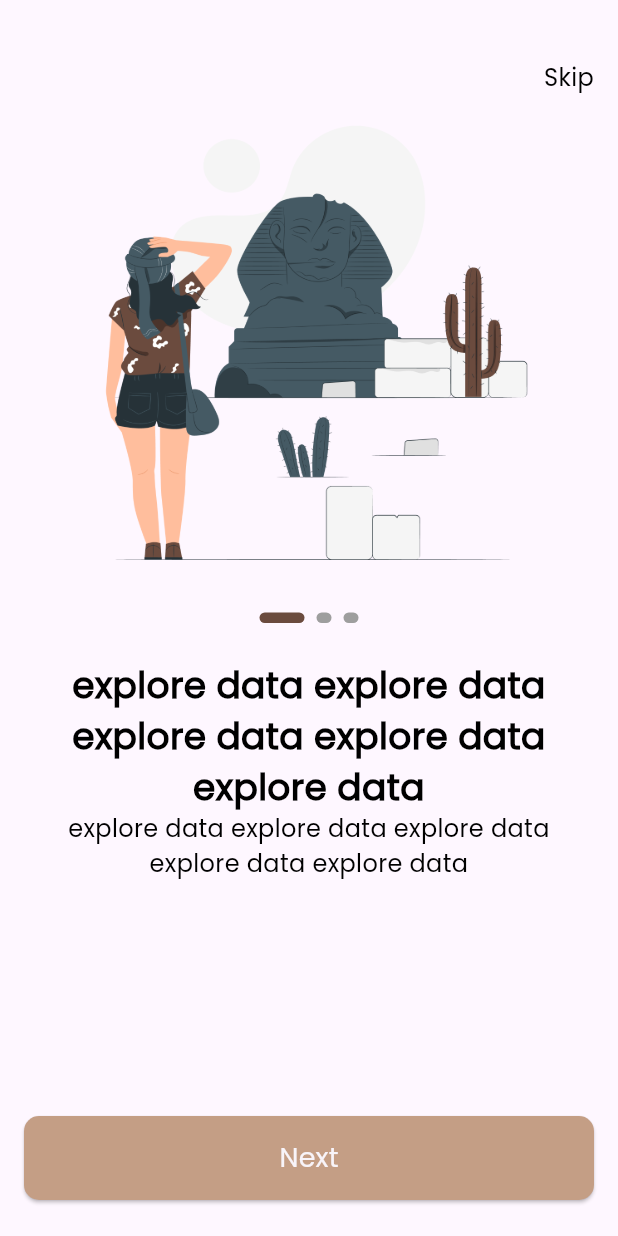
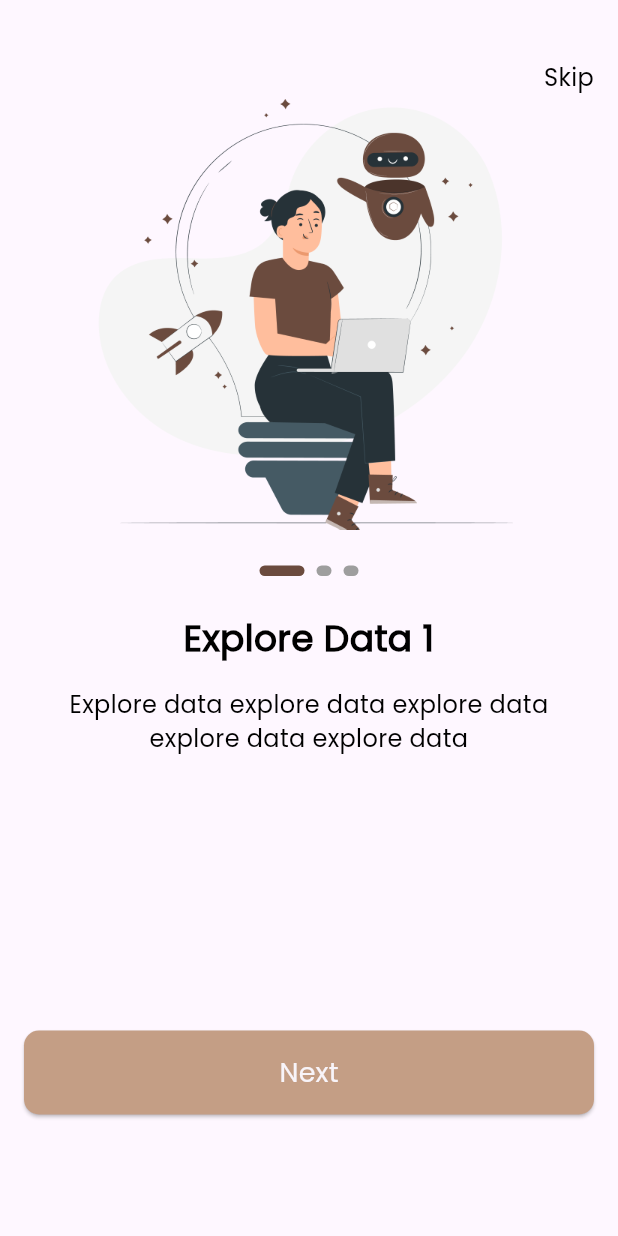
Before and after one commit to Abdualsslam/YemenHistory, a Flutter app: the screen it shows after launch, on a phone screen of 412 x 824 dp. Run offline on Flutter 3.47's test engine with Material 3 defaults, Android fonts, the phone set to English and light mode, and no system bars; drawn by our look-alikes of smooth_page_indicator; our stand-ins replace go_router.

Commit message:
create onboarding model

```diff
--- a/lib/core/navigation/navigation.dart
+++ b/lib/core/navigation/navigation.dart
@@ -1,5 +1,9 @@
 import 'package:go_router/go_router.dart';
 
 void customNavigate(context, String path) {
-  GoRouter.of(context).go(path);
+  GoRouter.of(context).push(path);
 }
+
+void customReplacementNavigate(context, String path) {
+  GoRouter.of(context).pushReplacement(path);
+}
--- /dev/null
+++ b/lib/featuers/on_boarding/data/model/onboarding_model.dart
@@ -0,0 +1,43 @@
+import 'package:yemenhistory/core/utils/app_assets.dart';
+
+class OnboardingModel {
+  final String image;
+  final String title;
+  final String description;
+
+  OnboardingModel({required this.image, required this.title, required this.description});
+
+  // Map<String, dynamic> toJson() {
+  //   return {
+  //     'image': image,
+  //     'title': title,
+  //     'body': description,
+  //   };
+  // }
+
+  // factory OnboardingModel.fromJson(Map<String, dynamic> json) {
+  //   return OnboardingModel(
+  //     image: json['image'],
+  //     title: json['title'],
+  //     description: json['body'],
+  //   );
+  // }
+}
+
+List<OnboardingModel> onboardingData = [
+  OnboardingModel(
+    image: Assets.imagesOnBoarding,
+    title: 'Explore Data 1',
+    description: 'Explore data explore data explore data explore data explore data',
+  ),
+  OnboardingModel(
+    image: Assets.imagesOnBoarding1,
+    title: 'Explore Data 2',
+    description: 'Explore data explore data explore data explore data explore data',
+  ),
+  OnboardingModel(
+    image: Assets.imagesOnBoarding2,
+    title: 'Explore Data 3',
+    description: 'Explore data explore data explore data explore data explore data',
+  ),
+];
--- a/lib/featuers/on_boarding/presentation/views/on_boarding_view.dart
+++ b/lib/featuers/on_boarding/presentation/views/on_boarding_view.dart
@@ -13,13 +13,18 @@ class OnBoardingView extends StatelessWidget {
         child: Scaffold(
           body: Padding(
             padding: const EdgeInsets.symmetric(horizontal: 16),
-            child: Column(
+            child: ListView(
               children: [
-                SizedBox(height: 40),
-                CustomNavBar(),
-                OnBoardingWidgetBody(),
-                CustomBtn(text: AppStrings.next),
-                const SizedBox(height: 24),
+                Column(
+                  children: [
+                    SizedBox(height: 40),
+                    CustomNavBar(),
+                    OnBoardingWidgetBody(),
+                    SizedBox(height: 124),
+                    CustomBtn(text: AppStrings.next),
+                    SizedBox(height: 32),
+                  ],
+                ),
               ],
             ),
           ),
--- a/lib/featuers/on_boarding/presentation/views/widgets/on_boarding_widget_body.dart
+++ b/lib/featuers/on_boarding/presentation/views/widgets/on_boarding_widget_body.dart
@@ -1,6 +1,7 @@
 import 'package:flutter/material.dart';
 import 'package:yemenhistory/core/utils/app_assets.dart';
 import 'package:yemenhistory/core/utils/app_text_styles.dart';
+import 'package:yemenhistory/featuers/on_boarding/data/model/onboarding_model.dart';
 import 'package:yemenhistory/featuers/on_boarding/presentation/views/widgets/custom_smooth_page_indicator.dart';
 
 class OnBoardingWidgetBody extends StatelessWidget {
@@ -8,26 +9,42 @@ class OnBoardingWidgetBody extends StatelessWidget {
   @override
   Widget build(BuildContext context) {
     PageController controller = PageController();
-    return Expanded(
+    return SizedBox(
+      height: 500,
       child: PageView.builder(
         controller: controller,
-        itemCount: 3,
+        itemCount: onboardingData.length,
         itemBuilder: (context, index) {
           return Column(
             children: [
-              Image.asset(Assets.imagesOnBoarding1),
+              Container(
+                height: 290,
+                width: 343,
+                decoration: BoxDecoration(
+                  image: DecorationImage(
+                    image: AssetImage(onboardingData[index].image), // AssetImage
+                    fit: BoxFit.fill,
+                  ),
+                ),
+              ),
+
               const SizedBox(height: 24),
               CustomSmoothPageIndicator(controller: controller),
               const SizedBox(height: 24),
               Text(
-                'explore data explore data explore data explore data explore data',
+                onboardingData[index].title,
                 style: CustomTextStyles.poppins500style24.copyWith(fontWeight: FontWeight.bold),
                 textAlign: TextAlign.center,
+                maxLines: 2,
+                overflow: TextOverflow.ellipsis,
               ),
+              const SizedBox(height: 16),
               Text(
-                'explore data explore data explore data explore data explore data',
+                onboardingData[index].description,
                 style: CustomTextStyles.poppins300style16,
                 textAlign: TextAlign.center,
+                maxLines: 2,
+                overflow: TextOverflow.ellipsis,
               ),
             ],
           );
--- a/lib/featuers/splash/presentation/views/splash_view.dart
+++ b/lib/featuers/splash/presentation/views/splash_view.dart
@@ -19,7 +19,7 @@ class _SplashViewState extends State<SplashView> {
 
   void delayedNavagte(context) {
     Future.delayed(const Duration(seconds: 2), () {
-      customNavigate(context, '/onBoarding');
+      customReplacementNavigate(context, '/onBoarding');
     });
   }
 
```
